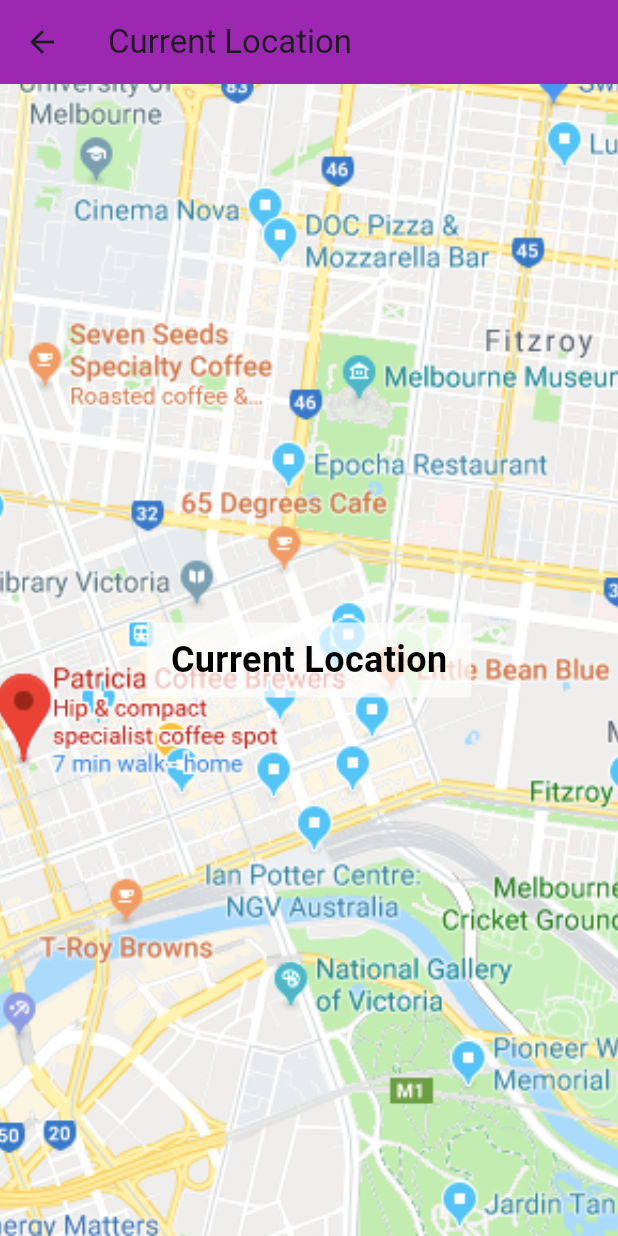
After one commit to Sidhi6/Venove_project, a Flutter app: the CurrentLocationScreen screen opened directly, on a phone screen of 412 x 824 dp. The commit adds this screen. Run offline on Flutter 3.47's test engine with Material 3 defaults, Android fonts, the phone set to English and light mode, and no system bars.

Commit message:
third commit

```diff
--- /dev/null
+++ b/lib/screens/Current_screen.dart
@@ -0,0 +1,39 @@
+import 'package:flutter/material.dart';
+
+class CurrentLocationScreen extends StatelessWidget {
+  @override
+  Widget build(BuildContext context) {
+    return Scaffold(
+      appBar: AppBar(
+        title: Text("Current Location"), // Heading
+        backgroundColor: Colors.purple,
+      ),
+      body: Stack(
+        children: [
+
+          Positioned.fill(
+            child: Image.asset(
+              'assets/images/static_map.png', // Path to your static map
+              fit: BoxFit.cover,
+            ),
+          ),
+
+          Center(
+            child: Container(
+              color: Colors.white.withOpacity(0.7),
+              padding: EdgeInsets.symmetric(vertical: 8.0, horizontal: 16.0),
+              child: Text(
+                "Current Location",
+                style: TextStyle(
+                  fontSize: 24.0,
+                  fontWeight: FontWeight.bold,
+                  color: Colors.black,
+                ),
+              ),
+            ),
+          ),
+        ],
+      ),
+    );
+  }
+}
--- a/lib/screens/dashboard_screen.dart
+++ b/lib/screens/dashboard_screen.dart
@@ -39,7 +39,7 @@
                 );
               },
             ),
-            // Add more options like Activity, Timesheet, etc.
+
           ],
         ),
       ),
--- a/pubspec.yaml
+++ b/pubspec.yaml
@@ -36,6 +36,7 @@
   # Use with the CupertinoIcons class for iOS style icons.
   cupertino_icons: ^1.0.8
 
+
 dev_dependencies:
   flutter_test:
     sdk: flutter
@@ -59,9 +60,8 @@
   uses-material-design: true
 
   # To add assets to your application, add an assets section, like this:
-  # assets:
-  #   - images/a_dot_burr.jpeg
-  #   - images/a_dot_ham.jpeg
+  assets:
+     - assets/images/
 
   # An image asset can refer to one or more resolution-specific "variants", see
   # https://flutter.dev/to/resolution-aware-images
```
Also changed, not shown: lib/screens/attendance_screen.dart (+6 -4 lines), lib/screens/member_location_screen.dart (+35 -3 lines), lib/screens/route_details_screen.dart (+57 -9 lines), assets/images/new_route.png (added), assets/images/route.png (added), assets/images/route_map.png (added), assets/images/static_map.png (added), assets/images/static_route_map.png (added).
